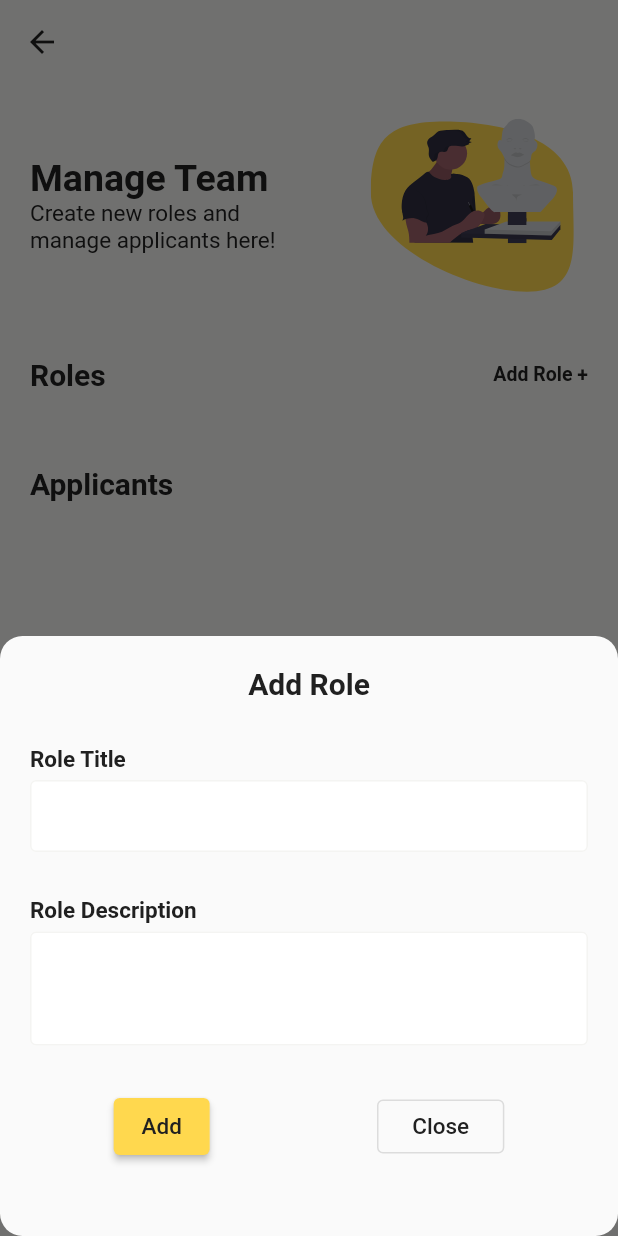
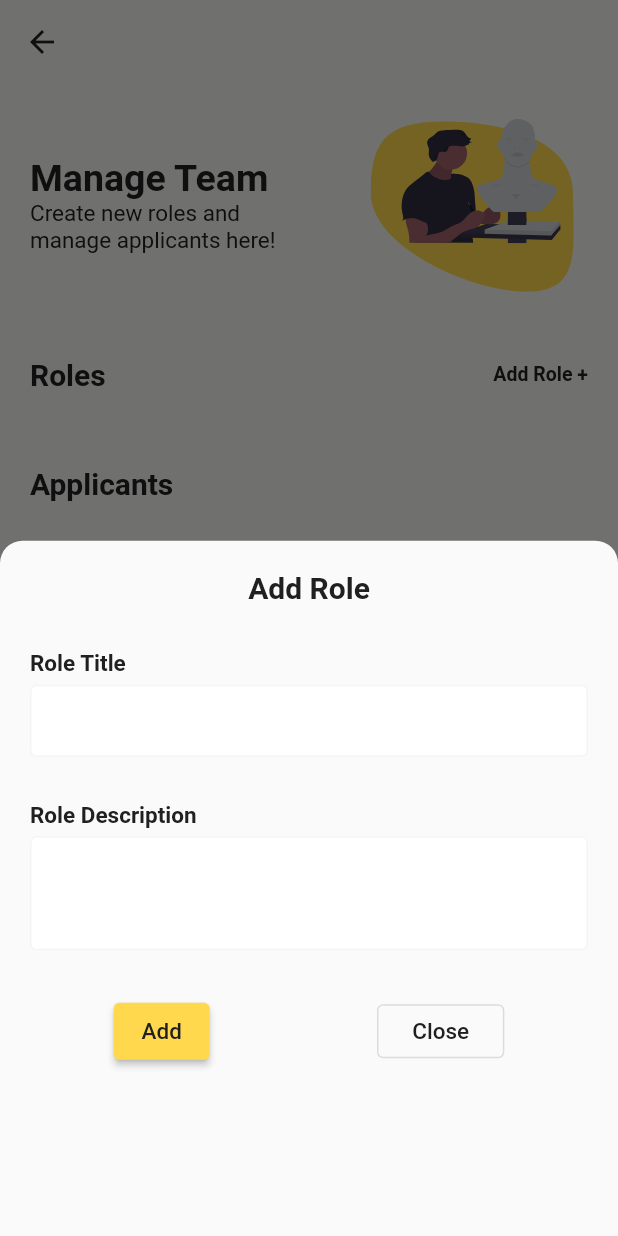
Before and after one commit to jmsandiegoo/launchlab_nus_app, a Flutter app: the ManageTeamPage screen opened directly with empty values, after a tap on "Add Role +", on a phone screen of 412 x 824 dp. Run offline on Flutter 3.47's test engine with Material 2 defaults, Android fonts, the phone set to English and light mode, and no system bars; our stand-ins replace dotted_border, dropdown_search, equatable, file_picker, flutter_bloc, flutter_secure_storage and 6 more; accounts and stored records are empty; statements that could not run were skipped.

Commit message:
Minor UI fixes

```diff
--- a/lib/src/presentation/team/screens/manage_team_page.dart
+++ b/lib/src/presentation/team/screens/manage_team_page.dart
@@ -216,8 +216,10 @@ class _ManageTeamPageState extends State<ManageTeamPage> {
 
   void _manageRoles(title, description, cubit, {roleId = ''}) {
     showModalBottomSheet(
-        shape:
-            RoundedRectangleBorder(borderRadius: BorderRadius.circular(15.0)),
+        shape: const RoundedRectangleBorder(
+            borderRadius: BorderRadius.only(
+                topLeft: Radius.circular(15.0),
+                topRight: Radius.circular(15.0))),
         context: context,
         builder: (context) {
           return ManageRolesBox(
--- a/lib/src/presentation/team/widgets/add_task.dart
+++ b/lib/src/presentation/team/widgets/add_task.dart
@@ -23,7 +23,7 @@ class _AddTaskBoxState extends State<AddTaskBox> {
       child: Padding(
         padding: const EdgeInsets.all(20.0),
         child: ListView(children: [
-          subHeaderText("Add Task"),
+          Center(child: subHeaderText("Add Task")),
           const SizedBox(height: 30),
           userInput_2(label: "Task Title", controller: _taskTitle),
           Row(crossAxisAlignment: CrossAxisAlignment.center, children: [
--- a/lib/src/presentation/team/widgets/manage_roles_form.dart
+++ b/lib/src/presentation/team/widgets/manage_roles_form.dart
@@ -19,13 +19,13 @@ class ManageRolesBox extends StatelessWidget {
     _descriptionController.text = description;
 
     return SizedBox(
-      height: 400,
       child: Padding(
         padding: const EdgeInsets.all(20.0),
-        child: Column(children: [
+        child: ListView(children: [
+          Column(children: [
             _taskTitle.text == ''
-              ? subHeaderText("Add Role")
-              : subHeaderText("Edit Role"),
+                ? Center(child: subHeaderText("Add Role"))
+                : Center(child: subHeaderText("Edit Role")),
             const SizedBox(height: 30),
             userInput_2(label: "Role Title", controller: _taskTitle),
             userInput_2(
@@ -56,6 +56,7 @@ class ManageRolesBox extends StatelessWidget {
               ),
             ]),
           ]),
+        ]),
       ),
     );
   }
```
Lines whose indentation alone changed are shown as unchanged.
